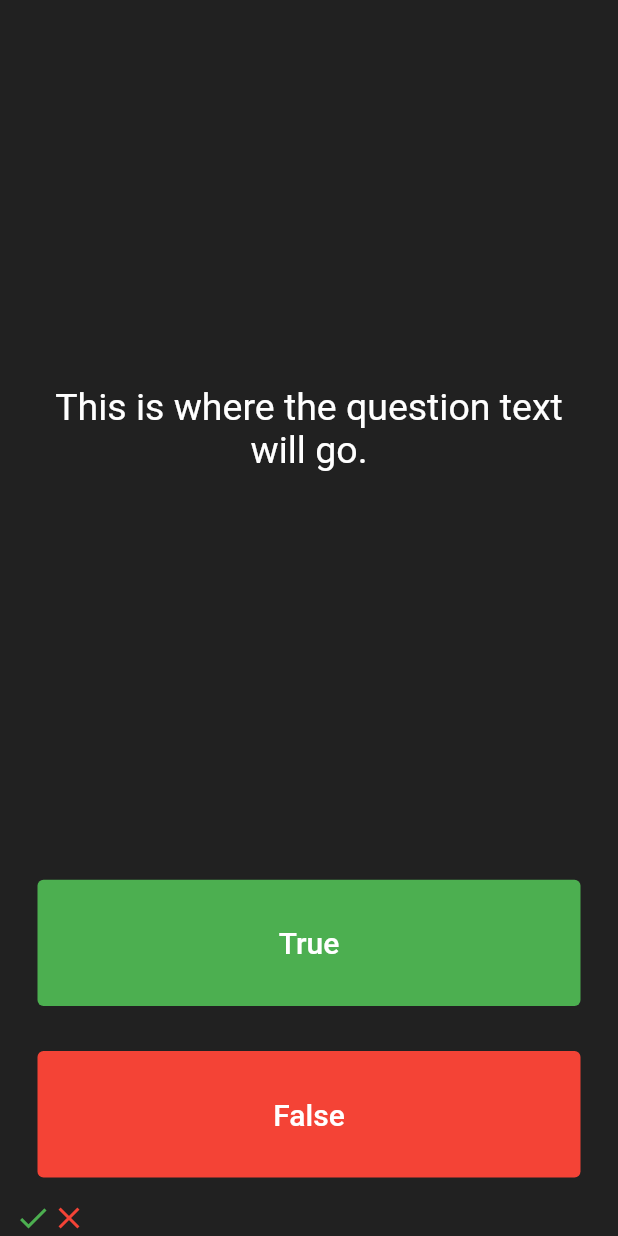
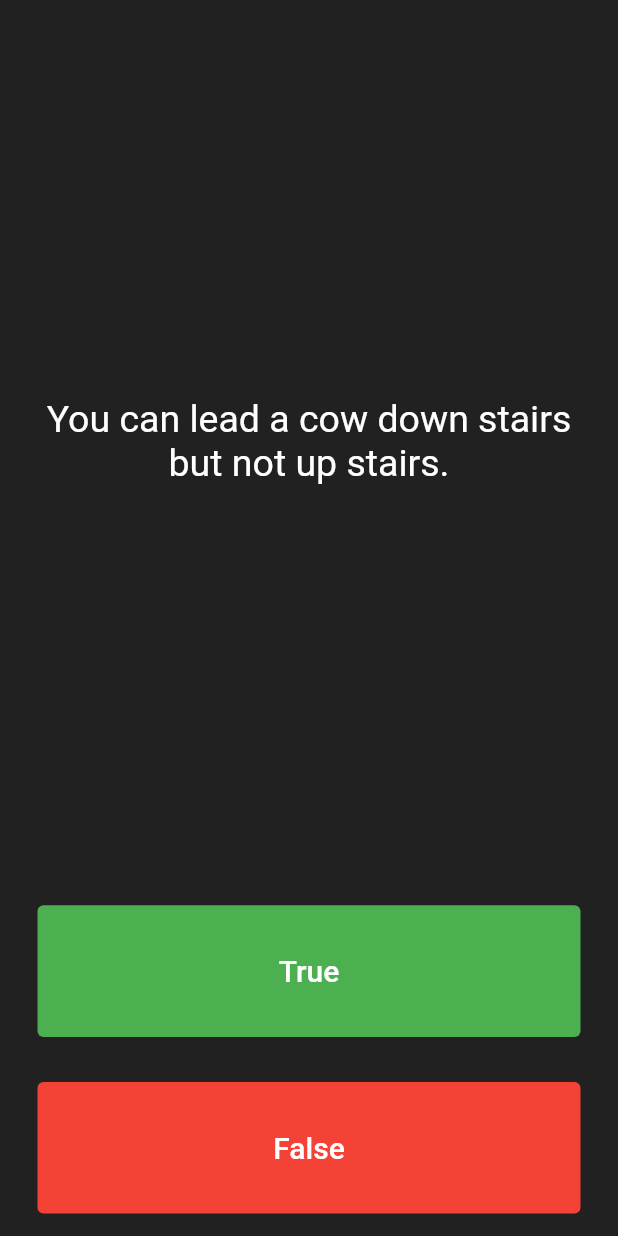
Before and after one commit to HeratUni-CS/quizzler-Alirezayoom, a Flutter app: the screen it shows after launch, on a phone screen of 412 x 824 dp. Run offline on Flutter 3.47's test engine with Material 2 defaults, Android fonts, the phone set to English and light mode, and no system bars.

Commit message:
add questions list

```diff
--- a/lib/main.dart
+++ b/lib/main.dart
@@ -24,15 +24,11 @@ class QuizPage extends StatefulWidget {
   _QuizPageState createState() => _QuizPageState();
 }
 
-List<Icon> scoreKeeper = [
-  Icon(
-    Icons.check,
-    color: Colors.green,
-  ),
-  Icon(
-    Icons.close,
-    color: Colors.red,
-  ),
+List<Icon> scoreKeeper = [];
+List<String> questions = [
+  'You can lead a cow down stairs but not up stairs.',
+  'Approximately one quarter of human bones are in the feet.',
+  'A slug\'s blood is green.',
 ];
 
 class _QuizPageState extends State<QuizPage> {
@@ -48,7 +44,7 @@ class _QuizPageState extends State<QuizPage> {
             padding: EdgeInsets.all(10.0),
             child: Center(
               child: Text(
-                'This is where the question text will go.',
+                questions[0],
                 textAlign: TextAlign.center,
                 style: TextStyle(
                   fontSize: 25.0,
@@ -107,9 +103,3 @@ class _QuizPageState extends State<QuizPage> {
     );
   }
 }
-
-/*
-question1: 'You can lead a cow down stairs but not up stairs.', false,
-question2: 'Approximately one quarter of human bones are in the feet.', true,
-question3: 'A slug\'s blood is green.', true,
-*/
```
